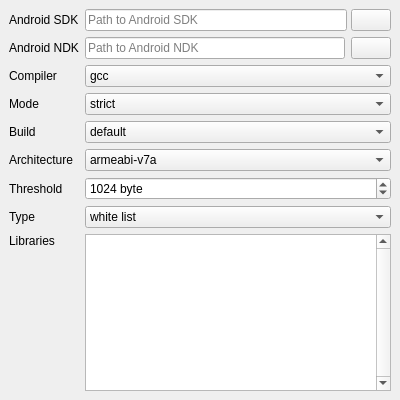
Tencent/loli_profiler, file src/configdialog.ui: the form before one commit.
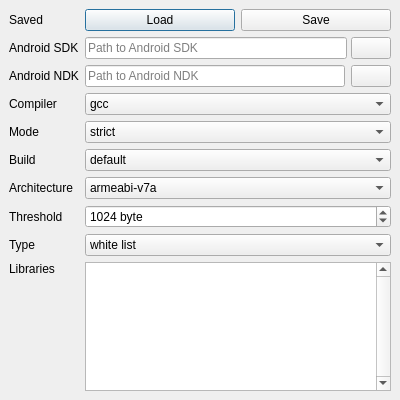
The form after the commit. Icons and pictures are not drawn. Custom widgets are drawn as their Qt base class.

Commit message: feature load & save settings

What changed in the file:
```diff
--- a/src/configdialog.ui
+++ b/src/configdialog.ui
@@ -35,26 +35,17 @@
    <property name="spacing">
     <number>6</number>
    </property>
-   <item row="5" column="1">
-    <widget class="QComboBox" name="archComboBox">
-     <item>
-      <property name="text">
-       <string>armeabi-v7a</string>
-      </property>
-     </item>
-     <item>
-      <property name="text">
-       <string>arm64-v8a</string>
-      </property>
-     </item>
-     <item>
-      <property name="text">
-       <string>armeabi</string>
-      </property>
-     </item>
+   <item row="2" column="0">
+    <widget class="QLabel" name="label_5">
+     <property name="text">
+      <string>Android NDK</string>
+     </property>
+     <property name="alignment">
+      <set>Qt::AlignLeading|Qt::AlignLeft|Qt::AlignVCenter</set>
+     </property>
     </widget>
    </item>
-   <item row="3" column="0">
+   <item row="4" column="0">
     <widget class="QLabel" name="label_6">
      <property name="text">
       <string>Mode</string>
@@ -64,94 +55,7 @@
      </property>
     </widget>
    </item>
-   <item row="6" column="1">
-    <widget class="QSpinBox" name="thresholdSpinBox">
-     <property name="sizePolicy">
-      <sizepolicy hsizetype="Preferred" vsizetype="Fixed">
-       <horstretch>0</horstretch>
-       <verstretch>0</verstretch>
-      </sizepolicy>
-     </property>
-     <property name="toolTip">
-      <string>Malloc stacktrace collect threshold.</string>
-     </property>
-     <property name="suffix">
-      <string> byte</string>
-     </property>
-     <property name="prefix">
-      <string/>
-     </property>
-     <property name="maximum">
-      <number>1048576</number>
-     </property>
-     <property name="value">
-      <number>1024</number>
-     </property>
-    </widget>
-   </item>
-   <item row="8" column="0">
-    <widget class="QLabel" name="label_4">
-     <property name="sizePolicy">
-      <sizepolicy hsizetype="Preferred" vsizetype="Expanding">
-       <horstretch>0</horstretch>
-       <verstretch>0</verstretch>
-      </sizepolicy>
-     </property>
-     <property name="text">
-      <string>Libraries</string>
-     </property>
-     <property name="alignment">
-      <set>Qt::AlignLeading|Qt::AlignLeft|Qt::AlignTop</set>
-     </property>
-    </widget>
-   </item>
    <item row="4" column="1">
-    <widget class="QComboBox" name="buildComboBox">
-     <item>
-      <property name="text">
-       <string>default</string>
-      </property>
-     </item>
-     <item>
-      <property name="text">
-       <string>instrumented</string>
-      </property>
-     </item>
-     <item>
-      <property name="text">
-       <string>framepointer</string>
-      </property>
-     </item>
-    </widget>
-   </item>
-   <item row="0" column="0">
-    <widget class="QLabel" name="label_3">
-     <property name="text">
-      <string>Android SDK</string>
-     </property>
-     <property name="alignment">
-      <set>Qt::AlignLeading|Qt::AlignLeft|Qt::AlignVCenter</set>
-     </property>
-    </widget>
-   </item>
-   <item row="7" column="1">
-    <widget class="QComboBox" name="typeComboBox">
-     <property name="toolTip">
-      <string/>
-     </property>
-     <item>
-      <property name="text">
-       <string>white list</string>
-      </property>
-     </item>
-     <item>
-      <property name="text">
-       <string>black list</string>
-      </property>
-     </item>
-    </widget>
-   </item>
-   <item row="3" column="1">
     <widget class="QComboBox" name="modeComboBox">
      <item>
       <property name="text">
@@ -171,22 +75,31 @@
     </widget>
    </item>
    <item row="1" column="1">
-    <layout class="QHBoxLayout" name="horizontalLayout_2">
+    <layout class="QHBoxLayout" name="horizontalLayout">
+     <property name="spacing">
+      <number>4</number>
+     </property>
      <property name="sizeConstraint">
       <enum>QLayout::SetMinimumSize</enum>
      </property>
      <item>
-      <widget class="QLineEdit" name="lineEditNDKFolder">
+      <widget class="QLineEdit" name="lineEditSDKFolder">
+       <property name="sizePolicy">
+        <sizepolicy hsizetype="Expanding" vsizetype="Fixed">
+         <horstretch>0</horstretch>
+         <verstretch>0</verstretch>
+        </sizepolicy>
+       </property>
        <property name="readOnly">
         <bool>true</bool>
        </property>
        <property name="placeholderText">
-        <string>Path to Android NDK</string>
+        <string>Path to Android SDK</string>
        </property>
       </widget>
      </item>
      <item>
-      <widget class="QPushButton" name="btnNDKFolder">
+      <widget class="QPushButton" name="btnSDKFolder">
        <property name="sizePolicy">
         <sizepolicy hsizetype="Fixed" vsizetype="Fixed">
          <horstretch>0</horstretch>
@@ -207,7 +120,7 @@
      </item>
     </layout>
    </item>
-   <item row="8" column="1">
+   <item row="9" column="1">
     <widget class="QStackedWidget" name="libraryStackedWidget">
      <property name="currentIndex">
       <number>1</number>
@@ -290,7 +203,32 @@
      </widget>
     </widget>
    </item>
-   <item row="5" column="0">
+   <item row="7" column="1">
+    <widget class="QSpinBox" name="thresholdSpinBox">
+     <property name="sizePolicy">
+      <sizepolicy hsizetype="Preferred" vsizetype="Fixed">
+       <horstretch>0</horstretch>
+       <verstretch>0</verstretch>
+      </sizepolicy>
+     </property>
+     <property name="toolTip">
+      <string>Malloc stacktrace collect threshold.</string>
+     </property>
+     <property name="suffix">
+      <string> byte</string>
+     </property>
+     <property name="prefix">
+      <string/>
+     </property>
+     <property name="maximum">
+      <number>1048576</number>
+     </property>
+     <property name="value">
+      <number>1024</number>
+     </property>
+    </widget>
+   </item>
+   <item row="6" column="0">
     <widget class="QLabel" name="label">
      <property name="text">
       <string>Architecture</string>
@@ -300,80 +238,7 @@
      </property>
     </widget>
    </item>
-   <item row="1" column="0">
-    <widget class="QLabel" name="label_5">
-     <property name="text">
-      <string>Android NDK</string>
-     </property>
-     <property name="alignment">
-      <set>Qt::AlignLeading|Qt::AlignLeft|Qt::AlignVCenter</set>
-     </property>
-    </widget>
-   </item>
-   <item row="6" column="0">
-    <widget class="QLabel" name="label_2">
-     <property name="text">
-      <string>Threshold</string>
-     </property>
-     <property name="alignment">
-      <set>Qt::AlignLeading|Qt::AlignLeft|Qt::AlignVCenter</set>
-     </property>
-    </widget>
-   </item>
-   <item row="0" column="1">
-    <layout class="QHBoxLayout" name="horizontalLayout">
-     <property name="spacing">
-      <number>4</number>
-     </property>
-     <property name="sizeConstraint">
-      <enum>QLayout::SetMinimumSize</enum>
-     </property>
-     <item>
-      <widget class="QLineEdit" name="lineEditSDKFolder">
-       <property name="sizePolicy">
-        <sizepolicy hsizetype="Expanding" vsizetype="Fixed">
-         <horstretch>0</horstretch>
-         <verstretch>0</verstretch>
-        </sizepolicy>
-       </property>
-       <property name="readOnly">
-        <bool>true</bool>
-       </property>
-       <property name="placeholderText">
-        <string>Path to Android SDK</string>
-       </property>
-      </widget>
-     </item>
-     <item>
-      <widget class="QPushButton" name="btnSDKFolder">
-       <property name="sizePolicy">
-        <sizepolicy hsizetype="Fixed" vsizetype="Fixed">
-         <horstretch>0</horstretch>
-         <verstretch>0</verstretch>
-        </sizepolicy>
-       </property>
-       <property name="text">
-        <string/>
-       </property>
-       <property name="icon">
-        <iconset resource="../res/icon.qrc">
-         <normaloff>:/toolbutton/btn_open.png</normaloff>:/toolbutton/btn_open.png</iconset>
-       </property>
-       <property name="autoDefault">
-        <bool>false</bool>
-       </property>
-      </widget>
-     </item>
-    </layout>
-   </item>
-   <item row="7" column="0">
-    <widget class="QLabel" name="label_7">
-     <property name="text">
-      <string>Type</string>
-     </property>
-    </widget>
-   </item>
-   <item row="4" column="0">
+   <item row="5" column="0">
     <widget class="QLabel" name="label_8">
      <property name="contextMenuPolicy">
       <enum>Qt::NoContextMenu</enum>
@@ -383,14 +248,83 @@
      </property>
     </widget>
    </item>
-   <item row="2" column="0">
+   <item row="7" column="0">
+    <widget class="QLabel" name="label_2">
+     <property name="text">
+      <string>Threshold</string>
+     </property>
+     <property name="alignment">
+      <set>Qt::AlignLeading|Qt::AlignLeft|Qt::AlignVCenter</set>
+     </property>
+    </widget>
+   </item>
+   <item row="9" column="0">
+    <widget class="QLabel" name="label_4">
+     <property name="sizePolicy">
+      <sizepolicy hsizetype="Preferred" vsizetype="Expanding">
+       <horstretch>0</horstretch>
+       <verstretch>0</verstretch>
+      </sizepolicy>
+     </property>
+     <property name="text">
+      <string>Libraries</string>
+     </property>
+     <property name="alignment">
+      <set>Qt::AlignLeading|Qt::AlignLeft|Qt::AlignTop</set>
+     </property>
+    </widget>
+   </item>
+   <item row="3" column="0">
     <widget class="QLabel" name="label_9">
      <property name="text">
       <string>Compiler</string>
      </property>
     </widget>
    </item>
-   <item row="2" column="1">
+   <item row="8" column="1">
+    <widget class="QComboBox" name="typeComboBox">
+     <property name="toolTip">
+      <string/>
+     </property>
+     <item>
+      <property name="text">
+       <string>white list</string>
+      </property>
+     </item>
+     <item>
+      <property name="text">
+       <string>black list</string>
+      </property>
+     </item>
+    </widget>
+   </item>
+   <item row="8" column="0">
+    <widget class="QLabel" name="label_7">
+     <property name="text">
+      <string>Type</string>
+     </property>
+    </widget>
+   </item>
+   <item row="5" column="1">
+    <widget class="QComboBox" name="buildComboBox">
+     <item>
+      <property name="text">
+       <string>default</string>
+      </property>
+     </item>
+     <item>
+      <property name="text">
+       <string>instrumented</string>
+      </property>
+     </item>
+     <item>
+      <property name="text">
+       <string>framepointer</string>
+      </property>
+     </item>
+    </widget>
+   </item>
+   <item row="3" column="1">
     <widget class="QComboBox" name="compilerComboBox">
      <item>
       <property name="text">
@@ -404,6 +338,100 @@
      </item>
     </widget>
    </item>
+   <item row="2" column="1">
+    <layout class="QHBoxLayout" name="horizontalLayout_2">
+     <property name="sizeConstraint">
+      <enum>QLayout::SetMinimumSize</enum>
+     </property>
+     <item>
+      <widget class="QLineEdit" name="lineEditNDKFolder">
+       <property name="readOnly">
+        <bool>true</bool>
+       </property>
+       <property name="placeholderText">
+        <string>Path to Android NDK</string>
+       </property>
+      </widget>
+     </item>
+     <item>
+      <widget class="QPushButton" name="btnNDKFolder">
+       <property name="sizePolicy">
+        <sizepolicy hsizetype="Fixed" vsizetype="Fixed">
+         <horstretch>0</horstretch>
+         <verstretch>0</verstretch>
+        </sizepolicy>
+       </property>
+       <property name="text">
+        <string/>
+       </property>
+       <property name="icon">
+        <iconset resource="../res/icon.qrc">
+         <normaloff>:/toolbutton/btn_open.png</normaloff>:/toolbutton/btn_open.png</iconset>
+       </property>
+       <property name="autoDefault">
+        <bool>false</bool>
+       </property>
+      </widget>
+     </item>
+    </layout>
+   </item>
+   <item row="6" column="1">
+    <widget class="QComboBox" name="archComboBox">
+     <item>
+      <property name="text">
+       <string>armeabi-v7a</string>
+      </property>
+     </item>
+     <item>
+      <property name="text">
+       <string>arm64-v8a</string>
+      </property>
+     </item>
+     <item>
+      <property name="text">
+       <string>armeabi</string>
+      </property>
+     </item>
+    </widget>
+   </item>
+   <item row="1" column="0">
+    <widget class="QLabel" name="label_3">
+     <property name="text">
+      <string>Android SDK</string>
+     </property>
+     <property name="alignment">
+      <set>Qt::AlignLeading|Qt::AlignLeft|Qt::AlignVCenter</set>
+     </property>
+    </widget>
+   </item>
+   <item row="0" column="0">
+    <widget class="QLabel" name="label_10">
+     <property name="text">
+      <string>Saved</string>
+     </property>
+    </widget>
+   </item>
+   <item row="0" column="1">
+    <layout class="QHBoxLayout" name="horizontalLayout_3">
+     <property name="spacing">
+      <number>6</number>
+     </property>
+     <item>
+      <widget class="QPushButton" name="btnLoad">
+       <property name="text">
+        <string>Load</string>
+       </property>
+      </widget>
+     </item>
+     <item>
+      <widget class="QPushButton" name="btnSave">
+       <property name="text">
+        <string>Save</string>
+       </property>
+      </widget>
+     </item>
+    </layout>
+   </item>
   </layout>
  </widget>
  <customwidgets>
```
Left out of the diff: 3 changed lines with no effect on the pictures. The commit also changes 7 other files.
